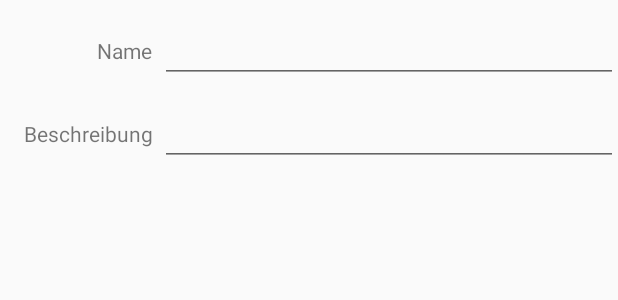
After one commit to janbeyer/FinanzApp, an Android app: the layout dialog_edit_profile.xml on its own in the app's theme, with its tools: preview values and no code run, on a phone screen of 412 x 824 dp. The commit adds this screen. Shown: the top 300 px of the screen. Run offline under Robolectric (Android 15) with nearby library versions, the phone set to English and light mode, and no system bars.

Commit message:
Edit profiles
- Add the edit button in the cab
- Add the edit popu dialog

```diff
--- a/app/src/main/java/wbh/finanzapp/access/ProfilesDataSource.java
+++ b/app/src/main/java/wbh/finanzapp/access/ProfilesDataSource.java
@@ -78,8 +78,8 @@ public class ProfilesDataSource {
         return profile;
     }
 
-    public ProfileBean updateProfile(Long id, String newName, String newDescription, Integer startValue) {
-        ContentValues values = createProfileValues(id, newName, newDescription, startValue);
+    public ProfileBean updateProfile(long id, String newName, String newDescription, Integer newStartValue) {
+        ContentValues values = createProfileValues(id, newName, newDescription, newStartValue);
         database.update(ProfilesHelper.TABLE_NAME, values, ProfilesHelper.COLUMN_ID + "=" + id, null);
         Cursor cursor = database.query(ProfilesHelper.TABLE_NAME, columns, ProfilesHelper.COLUMN_ID + "=" + id,
             null, null, null, null);
--- /dev/null
+++ b/app/src/main/res/layout/dialog_edit_profile.xml
@@ -0,0 +1,52 @@
+<?xml version="1.0" encoding="utf-8"?>
+<LinearLayout
+    xmlns:android="http://schemas.android.com/apk/res/android"
+    android:orientation="vertical"
+    android:layout_width="match_parent"
+    android:layout_height="wrap_content"
+    android:focusableInTouchMode="true">
+
+    <LinearLayout
+        android:orientation="horizontal"
+        android:layout_width="match_parent"
+        android:layout_height="wrap_content"
+        android:layout_marginTop="10sp">
+        <TextView
+            android:layout_width="0dp"
+            android:layout_height="wrap_content"
+            android:text="@string/profile_name"
+            android:layout_weight="1"
+            android:gravity="end"
+            android:layout_marginRight="5sp"
+            android:layout_marginEnd="5sp" />
+        <EditText
+            android:layout_width="0dp"
+            android:layout_height="wrap_content"
+            android:inputType="text"
+            android:layout_weight="3"
+            android:id="@+id/profile_new_name" />
+    </LinearLayout>
+
+    <LinearLayout
+        android:orientation="horizontal"
+        android:layout_width="match_parent"
+        android:layout_height="wrap_content"
+        android:layout_marginTop="10sp">
+        <TextView
+            android:layout_width="0dp"
+            android:layout_height="wrap_content"
+            android:text="@string/profile_description"
+            android:layout_weight="1"
+            android:gravity="end"
+            android:layout_marginRight="5sp"
+            android:layout_marginEnd="5sp" />
+        <EditText
+            android:layout_width="0dp"
+            android:layout_height="wrap_content"
+            android:inputType="text"
+            android:layout_weight="3"
+            android:id="@+id/profile_new_description" />
+    </LinearLayout>
+
+
+</LinearLayout>
--- a/app/src/main/res/menu/profile_contextual_action_bar.xml
+++ b/app/src/main/res/menu/profile_contextual_action_bar.xml
@@ -1,5 +1,10 @@
 <?xml version="1.0" encoding="utf-8"?>
 <menu xmlns:android="http://schemas.android.com/apk/res/android">
+
+    <item
+        android:id="@+id/button_edit_profile"
+        android:icon="@android:drawable/ic_menu_edit"
+        android:title="@string/profile_edit_title" />
 
     <item
         android:id="@+id/button_delete_profile"
--- a/app/src/main/res/values/strings.xml
+++ b/app/src/main/res/values/strings.xml
@@ -7,6 +7,7 @@
 
     <!-- Profile properties -->
     <string name="profile_add_title">Neues Profil hinzufügen</string>
+    <string name="profile_edit_title">Profil bearbeiten</string>
     <string name="profile_delete_title">Profil löschen</string>
 
     <string name="profile_name">Name</string>
```
Also changed, not shown: app/src/main/java/wbh/finanzapp/activity/ProfilesActivity.java (+61 -0 lines).
